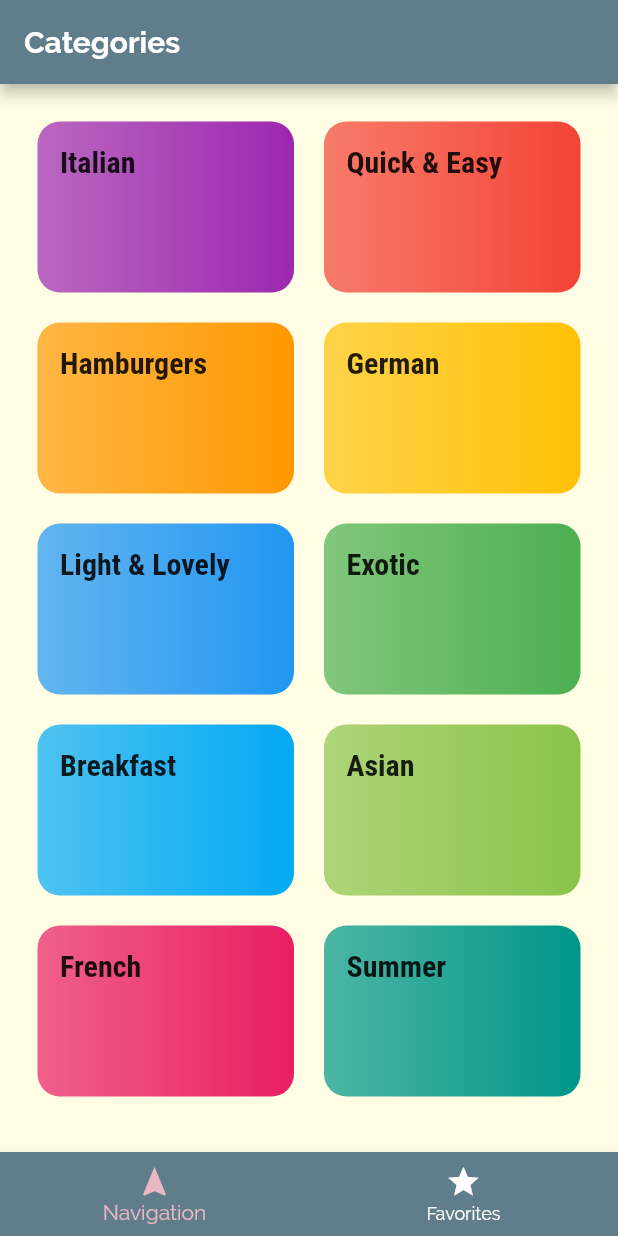
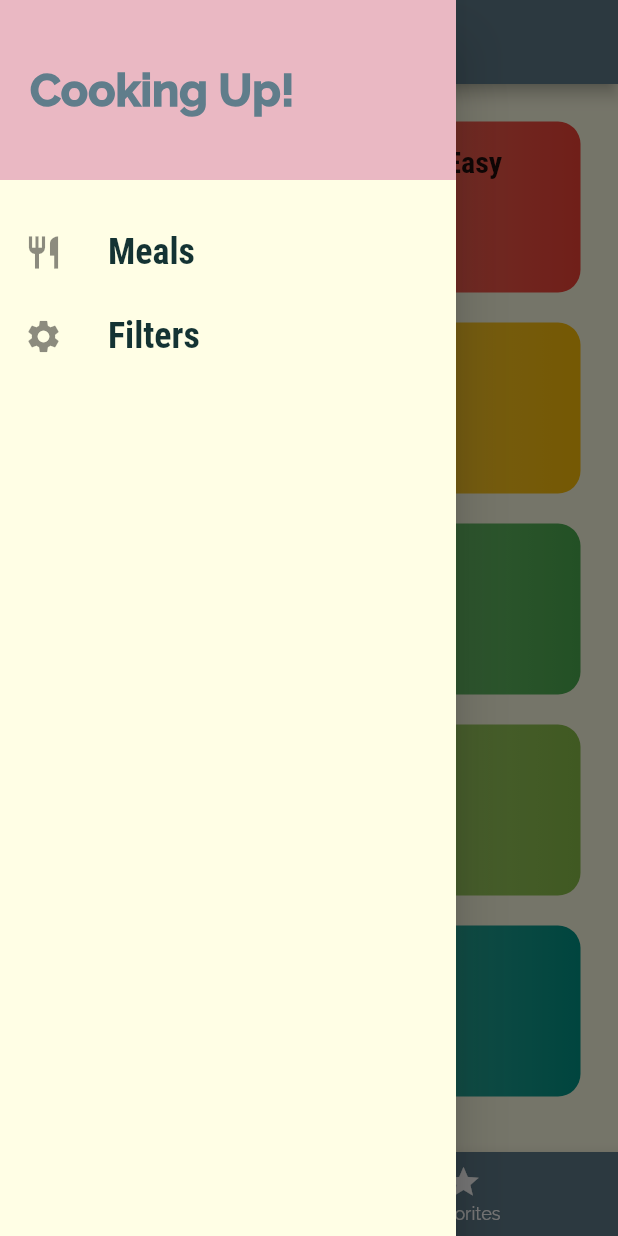
Before and after one commit to ikram-khani/meal_app, a Flutter app: the screen it shows after launch, with the side drawer open (before the commit the screen has no drawer), on a phone screen of 412 x 824 dp. Run offline on Flutter 3.47's test engine with Material 2 defaults, Android fonts, the phone set to English and light mode, and no system bars.

Commit message:
Adding a Custom Drawer

```diff
--- a/lib/main.dart
+++ b/lib/main.dart
@@ -1,6 +1,7 @@
 import 'package:flutter/material.dart';
 import 'package:meal_app/screens/categories_screen.dart';
 import 'package:meal_app/screens/category_meals_screen.dart';
+import 'package:meal_app/screens/filters_screen.dart';
 import 'package:meal_app/screens/meal_detail_screen.dart';
 import './screens/tabs_screen.dart';
 
@@ -55,6 +56,7 @@ class MyApp extends StatelessWidget {
         // '/category-meals': (context) => CategoryMealScreen(),
         CategoryMealScreen.routName: (context) => CategoryMealScreen(),
         MealDetailScreen.routName: (context) => MealDetailScreen(),
+        FiltersScreen.routName: (context) => FiltersScreen(),
       },
       onUnknownRoute: (settings) {
         MaterialPageRoute(
--- /dev/null
+++ b/lib/screens/filters_screen.dart
@@ -0,0 +1,12 @@
+import 'package:flutter/material.dart';
+
+class FiltersScreen extends StatelessWidget {
+  const FiltersScreen({super.key});
+  static const routName = '/filters';
+  @override
+  Widget build(BuildContext context) {
+    return Center(
+      child: Text("filters"),
+    );
+  }
+}
--- a/lib/screens/tabs_screen.dart
+++ b/lib/screens/tabs_screen.dart
@@ -1,6 +1,7 @@
 import 'package:flutter/material.dart';
 import 'package:meal_app/screens/categories_screen.dart';
 import 'package:meal_app/screens/favorite_screen.dart';
+import 'package:meal_app/widgets/main_drawer.dart';
 
 class TabsScreen extends StatefulWidget {
   const TabsScreen({super.key});
@@ -27,6 +28,7 @@ class _TabsScreenState extends State<TabsScreen> {
       appBar: AppBar(
         title: Text(_pages[_selectedPageIndex]['title']),
       ),
+      drawer: MainDrawer(),
       body: _pages[_selectedPageIndex]['page'],
       bottomNavigationBar: BottomNavigationBar(
           backgroundColor: Theme.of(context).colorScheme.primary,
--- /dev/null
+++ b/lib/widgets/main_drawer.dart
@@ -0,0 +1,66 @@
+import 'package:flutter/material.dart';
+import 'package:meal_app/screens/filters_screen.dart';
+
+class MainDrawer extends StatelessWidget {
+  Widget buildListTile(String title, IconData icon, VoidCallback tapHandler) {
+    return ListTile(
+      leading: Icon(
+        icon,
+        size: 26,
+      ),
+      title: Text(
+        title,
+        style: const TextStyle(
+          fontSize: 24,
+          fontFamily: 'RobotoCondensed',
+          fontWeight: FontWeight.bold,
+        ),
+      ),
+      onTap: tapHandler,
+    );
+  }
+
+  const MainDrawer({super.key});
+
+  @override
+  Widget build(BuildContext context) {
+    return Drawer(
+      child: Column(
+        children: [
+          Container(
+            height: 120,
+            width: double.infinity,
+            padding: const EdgeInsets.all(20),
+            alignment: Alignment.centerLeft,
+            color: Theme.of(context).colorScheme.secondary,
+            child: Text(
+              "Cooking Up!",
+              style: TextStyle(
+                fontWeight: FontWeight.w900,
+                fontSize: 30,
+                color: Theme.of(context).colorScheme.primary,
+              ),
+            ),
+          ),
+          const SizedBox(
+            height: 20,
+          ),
+          buildListTile(
+            'Meals',
+            Icons.restaurant,
+            () {
+              Navigator.of(context).pushNamed('/');
+            },
+          ),
+          buildListTile(
+            'Filters',
+            Icons.settings,
+            () {
+              Navigator.of(context).pushNamed(FiltersScreen.routName);
+            },
+          ),
+        ],
+      ),
+    );
+  }
+}
```
